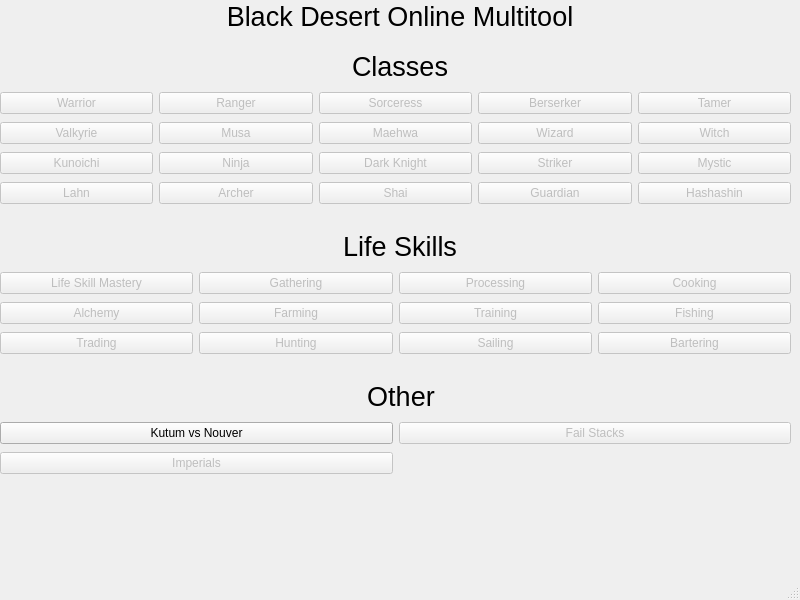
HubertKwiatkowski/BDO_app, file BDO_app/pyqt5_ui/mainWindow.ui: the form before one commit.
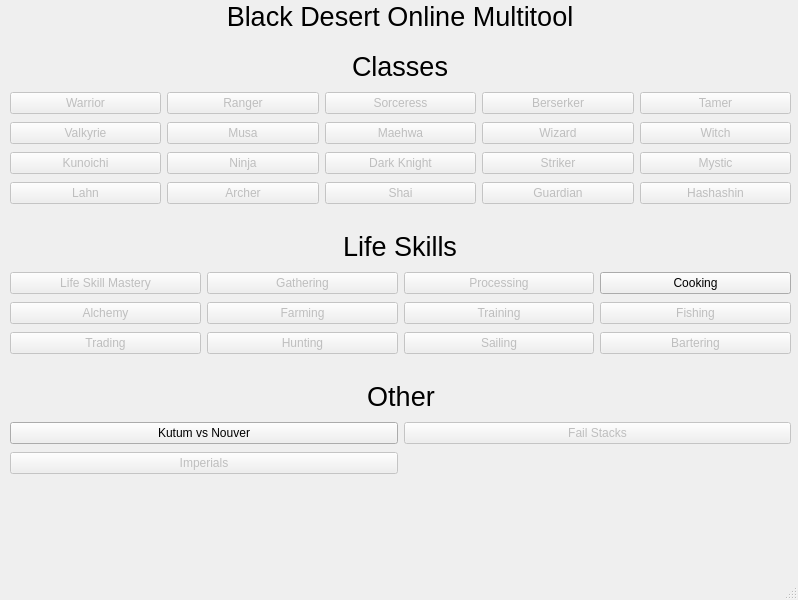
The form after the commit.

Commit message: Added Cooking window

```diff
--- a/BDO_app/pyqt5_ui/mainWindow.ui
+++ b/BDO_app/pyqt5_ui/mainWindow.ui
@@ -6,7 +6,7 @@
    <rect>
     <x>0</x>
     <y>0</y>
-    <width>800</width>
+    <width>798</width>
     <height>600</height>
    </rect>
   </property>
@@ -46,9 +46,9 @@
    <widget class="QWidget" name="layoutWidget">
     <property name="geometry">
      <rect>
-      <x>0</x>
+      <x>10</x>
       <y>420</y>
-      <width>791</width>
+      <width>781</width>
       <height>58</height>
      </rect>
     </property>
@@ -158,9 +158,9 @@
    <widget class="QWidget" name="layoutWidget">
     <property name="geometry">
      <rect>
-      <x>0</x>
+      <x>10</x>
       <y>270</y>
-      <width>791</width>
+      <width>781</width>
       <height>89</height>
      </rect>
     </property>
@@ -194,7 +194,7 @@
      <item row="0" column="3">
       <widget class="QPushButton" name="cookingButton">
        <property name="enabled">
-        <bool>false</bool>
+        <bool>true</bool>
        </property>
        <property name="text">
         <string>Cooking</string>
@@ -355,9 +355,9 @@
    <widget class="QWidget" name="layoutWidget">
     <property name="geometry">
      <rect>
-      <x>0</x>
+      <x>10</x>
       <y>90</y>
-      <width>791</width>
+      <width>781</width>
       <height>120</height>
      </rect>
     </property>
```
Left out of the diff: 2 changed lines with no effect on the pictures. The commit also changes 7 other files.
